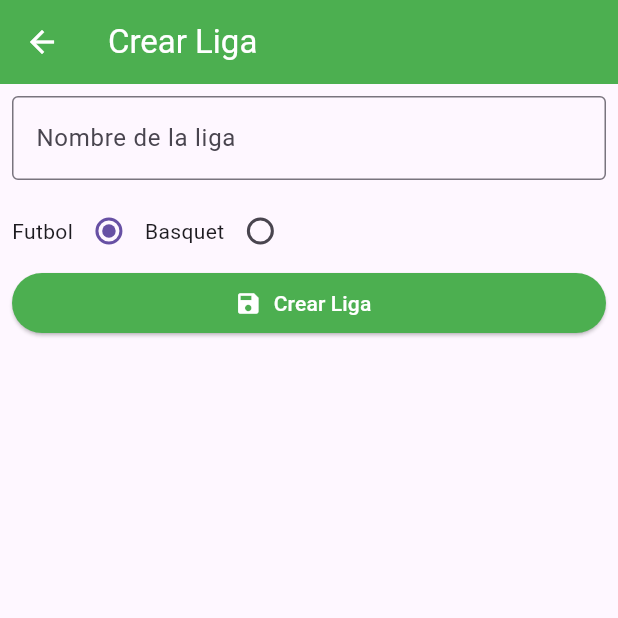
After one commit to adimerpaul/appFutbol, a Flutter app: the Createliga screen opened directly, on a phone screen of 412 x 824 dp, the top half of it. The commit adds this screen. Run offline on Flutter 3.47's test engine with Material 3 defaults, Android fonts, the phone set to English and light mode, and no system bars; our stand-ins replace elegant_notification, flutter_dotenv, sqflite; accounts and stored records are empty; network calls fail.

Commit message:
para crear liga

```diff
--- a/lib/main.dart
+++ b/lib/main.dart
@@ -1,6 +1,7 @@
 import 'package:flutter/material.dart';
 import 'package:flutter/services.dart';
 import 'package:flutter_dotenv/flutter_dotenv.dart';
+import 'package:futbol/pages/liga/createLiga.dart';
 import 'package:futbol/pages/main/main.dart';
 
 import 'pages/campeonato/campeonato.dart';
@@ -35,7 +36,12 @@ class _MyAppState extends State<MyApp> {
           if (settings.name == '/') {
             return MaterialPageRoute(builder: (context) => const MainPage());
           }
-
+          // Navigator.pushNamed(context, '/crear-liga');
+          if (settings.name == '/crear-liga') {
+            return MaterialPageRoute(
+              builder: (context) => const Createliga(),
+            );
+          }
           if (settings.name == '/campeonato') {
             final campeonato = settings.arguments as Map;
             return MaterialPageRoute(
--- /dev/null
+++ b/lib/pages/liga/createLiga.dart
@@ -0,0 +1,130 @@
+import 'package:flutter/material.dart';
+import 'package:flutter/widgets.dart';
+import 'package:flutter_dotenv/flutter_dotenv.dart';
+import 'package:http/http.dart' as http;
+import '../../addons/scaffold.dart';
+
+class Createliga extends StatefulWidget {
+  const Createliga({super.key});
+
+  @override
+  State<Createliga> createState() => _CreateligaState();
+}
+
+class _CreateligaState extends State<Createliga> {
+  final url = dotenv.env['API_URL'];
+  TextEditingController name = TextEditingController();
+  TextEditingController tipo = TextEditingController();
+  List<String> tipos = ['Futbol', 'Basquet'];
+  bool loading = false;
+  @override
+  void initState() {
+    super.initState();
+    tipo.text = 'Futbol';
+  }
+
+  save() async {
+    if (name.text.isEmpty) {
+      error(context, 'El nombre de la liga es requerido');
+      return;
+    }
+    setState(() {
+      loading = true;
+    });
+    var response = await http.post(Uri.parse('$url/ligas'), body: {
+      'name': name.text,
+      'tipo': tipo.text,
+    });
+    if (response.statusCode == 201) {
+      success(context, 'Liga creada correctamente');
+      Navigator.pop(context, true);
+    } else {
+      error(context, response.body);
+    }
+    setState(() {
+      loading = false;
+    });
+  }
+
+  @override
+  Widget build(BuildContext context) {
+    return Scaffold(
+      appBar: AppBar(
+        title: const Text('Crear Liga'),
+        backgroundColor: Colors.green,
+        foregroundColor: Colors.white,
+      ),
+      body: Padding(
+        padding: const EdgeInsets.all(8.0),
+        child: Column(
+          children: [
+            TextField(
+              controller: name,
+              decoration: InputDecoration(
+                labelText: 'Nombre de la liga',
+                border: OutlineInputBorder(),
+              ),
+            ),
+            SizedBox(height: 10),
+            // DropdownButtonFormField<String>(
+            //   value: tipo.text,
+            //   items: tipos.map((String value) {
+            //     return DropdownMenuItem<String>(
+            //       value: value,
+            //       child: Text(value),
+            //     );
+            //   }).toList(),
+            //   onChanged: (String? value) {
+            //     setState(() {
+            //       tipo.text = value!;
+            //     });
+            //   },
+            //   decoration: InputDecoration(
+            //     labelText: 'Tipo',
+            //     border: OutlineInputBorder(),
+            //   ),
+            // ),
+            // radio button
+            Row(
+              children: [
+                Text('Futbol'),
+                Radio<String>(
+                  value: 'Futbol',
+                  groupValue: tipo.text,
+                  onChanged: (String? value) {
+                    setState(() {
+                      tipo.text = value!;
+                    });
+                  },
+                ),
+                Text('Basquet'),
+                Radio<String>(
+                  value: 'Basquet',
+                  groupValue: tipo.text,
+                  onChanged: (String? value) {
+                    setState(() {
+                      tipo.text = value!;
+                    });
+                  },
+                ),
+              ],
+            ),
+            SizedBox(
+              width: double.infinity,
+              child: ElevatedButton.icon(
+                style: ElevatedButton.styleFrom(
+                  backgroundColor: Colors.green,
+                  foregroundColor: Colors.white,
+                ),
+                icon: const Icon(Icons.save, color: Colors.white),
+                label: loading ? const CircularProgressIndicator() : const Text('Crear Liga'),
+                onPressed: loading ? null : save,
+                // child: const Text('Crear Liga'),
+              ),
+            ),
+          ],
+        ),
+      ),
+    );
+  }
+}
--- a/pubspec.yaml
+++ b/pubspec.yaml
@@ -38,6 +38,7 @@ dependencies:
   http: ^1.3.0
   flutter_dotenv: ^5.2.1
   sqflite: ^2.4.1
+  elegant_notification: ^2.4.3
 
 dev_dependencies:
   flutter_test:
```
Also changed, not shown: lib/addons/scaffold.dart (added, +21 -0 lines), lib/pages/main/main.dart (+9 -5 lines), pubspec.lock.
